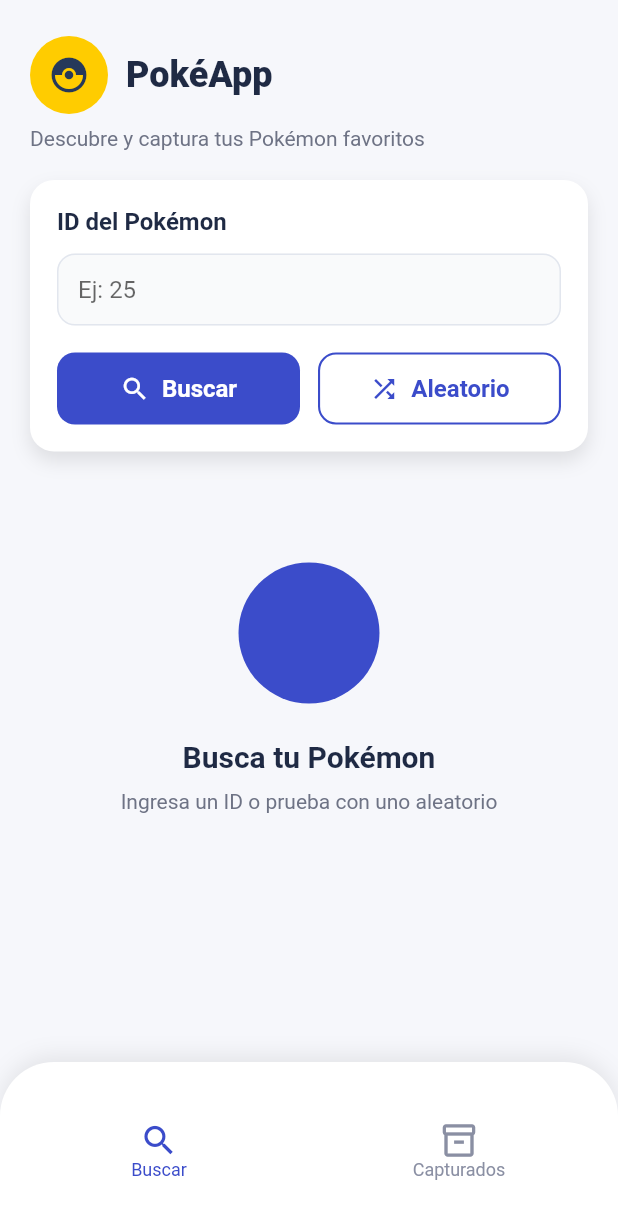
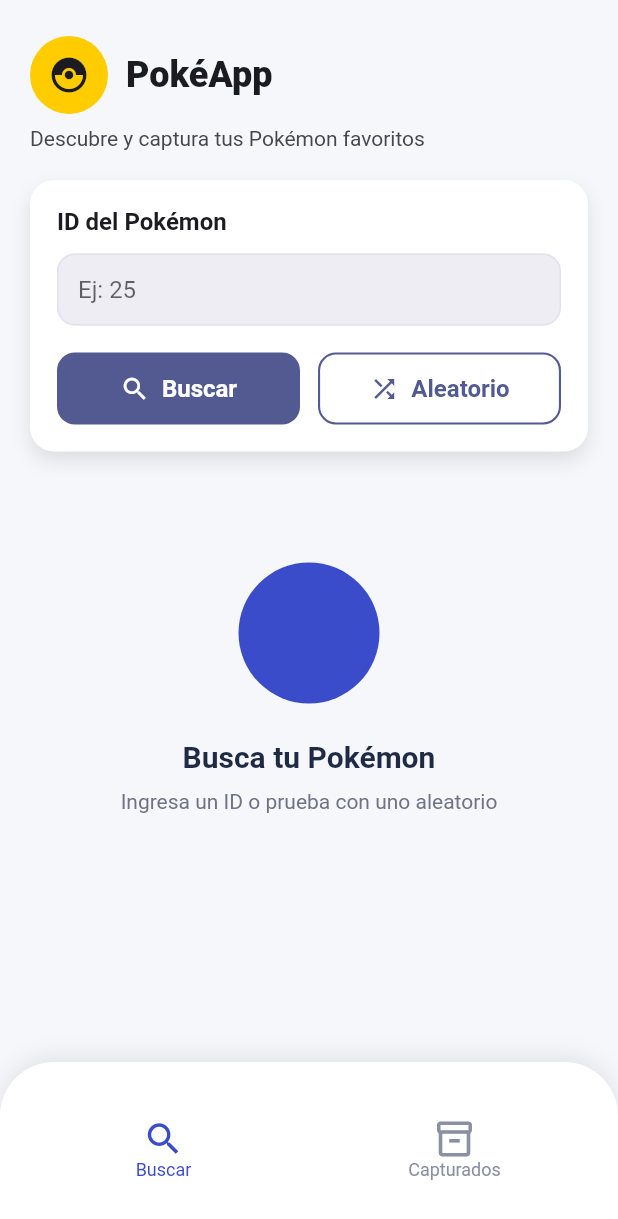
Before and after one commit to Alex-gs22/clean_architecture_poke_app, a Flutter app: the screen it shows after launch, on a phone screen of 412 x 824 dp. Shown: the top 1219 px of the screen. Run offline on Flutter 3.47's test engine with Material 3 defaults, Android fonts, the phone set to English and light mode, and no system bars; our stand-ins replace dartz, dio, flutter_bloc, get_it, hive_flutter; accounts and stored records are empty.

Commit message:
feat: Update UI components to use theme colors for improved consistency and dark mode support

```diff
--- a/lib/features/pokemons/presentation/pages/captured_pokemons_page.dart
+++ b/lib/features/pokemons/presentation/pages/captured_pokemons_page.dart
@@ -9,8 +9,9 @@ class CapturedPokemonsPage extends StatelessWidget {
 
   @override
   Widget build(BuildContext context) {
+    final background = Theme.of(context).colorScheme.background;
     return ColoredBox(
-      color: const Color(0xFFF6F7FB),
+      color: background,
       child: SafeArea(
         child: LayoutBuilder(
           builder: (context, constraints) {
--- a/lib/features/pokemons/presentation/pages/pokemon_detail_page.dart
+++ b/lib/features/pokemons/presentation/pages/pokemon_detail_page.dart
@@ -16,8 +16,9 @@ class PokemonDetailPage extends StatelessWidget {
 
   @override
   Widget build(BuildContext context) {
+    final background = Theme.of(context).colorScheme.background;
     return Scaffold(
-      backgroundColor: const Color(0xFFF6F7FB),
+      backgroundColor: background,
       appBar: const PokemonDetailHeader(),
       body: BlocConsumer<PokemonDetailBloc, PokemonDetailState>(
         listenWhen: (previous, current) =>
--- a/lib/features/pokemons/presentation/pages/search_pokemon_page.dart
+++ b/lib/features/pokemons/presentation/pages/search_pokemon_page.dart
@@ -24,8 +24,9 @@ class _SearchPokemonPageState extends State<SearchPokemonPage> {
 
   @override
   Widget build(BuildContext context) {
+    final background = Theme.of(context).colorScheme.background;
     return ColoredBox(
-      color: const Color(0xFFF6F7FB),
+      color: background,
       child: SafeArea(
         child: LayoutBuilder(
           builder: (context, constraints) {
--- a/lib/features/pokemons/presentation/widgets/search_header.dart
+++ b/lib/features/pokemons/presentation/widgets/search_header.dart
@@ -6,6 +6,7 @@ class SearchHeader extends StatelessWidget {
   @override
   Widget build(BuildContext context) {
     final theme = Theme.of(context);
+    final onBackground = theme.colorScheme.onBackground;
     return Column(
       crossAxisAlignment: CrossAxisAlignment.start,
       children: [
@@ -18,9 +19,9 @@ class SearchHeader extends StatelessWidget {
                 color: Color(0xFFFFCC00),
                 shape: BoxShape.circle,
               ),
-              child: const Icon(
+              child: Icon(
                 Icons.catching_pokemon,
-                color: Color(0xFF26395A),
+                color: onBackground,
                 size: 28,
               ),
             ),
@@ -29,7 +30,7 @@ class SearchHeader extends StatelessWidget {
               'PokéApp',
               style: theme.textTheme.headlineSmall?.copyWith(
                     fontWeight: FontWeight.w800,
-                    color: const Color(0xFF1F2A44),
+                    color: onBackground,
                   ),
             ),
           ],
@@ -38,7 +39,7 @@ class SearchHeader extends StatelessWidget {
         Text(
           'Descubre y captura tus Pokémon favoritos',
           style: theme.textTheme.bodyMedium?.copyWith(
-                color: const Color(0xFF6E7385),
+                color: theme.colorScheme.onSurfaceVariant,
               ),
         ),
       ],
--- a/lib/features/pokemons/presentation/widgets/search_input_card.dart
+++ b/lib/features/pokemons/presentation/widgets/search_input_card.dart
@@ -15,10 +15,13 @@ class SearchInputCard extends StatelessWidget {
   @override
   Widget build(BuildContext context) {
     final theme = Theme.of(context);
+    final surface = theme.colorScheme.surface;
+    final onSurface = theme.colorScheme.onSurface;
+    final surfaceVariant = theme.colorScheme.surfaceVariant;
     return Container(
       padding: const EdgeInsets.all(18),
       decoration: BoxDecoration(
-        color: Colors.white,
+        color: surface,
         borderRadius: BorderRadius.circular(16),
         boxShadow: const [
           BoxShadow(
@@ -35,7 +38,7 @@ class SearchInputCard extends StatelessWidget {
             'ID del Pokémon',
             style: theme.textTheme.titleMedium?.copyWith(
               fontWeight: FontWeight.w600,
-              color: const Color(0xFF1F2A44),
+              color: onSurface,
             ),
           ),
           const SizedBox(height: 12),
@@ -46,19 +49,19 @@ class SearchInputCard extends StatelessWidget {
             decoration: InputDecoration(
               hintText: 'Ej: 25',
               filled: true,
-              fillColor: const Color(0xFFF9FAFB),
+              fillColor: surfaceVariant.withOpacity(0.6),
               contentPadding: const EdgeInsets.symmetric(
                 horizontal: 14,
                 vertical: 14,
               ),
               enabledBorder: OutlineInputBorder(
                 borderRadius: BorderRadius.circular(12),
-                borderSide: const BorderSide(color: Color(0xFFE2E6EE)),
+                borderSide: BorderSide(color: surfaceVariant),
               ),
               focusedBorder: OutlineInputBorder(
                 borderRadius: BorderRadius.circular(12),
-                borderSide: const BorderSide(
-                  color: Color(0xFF3B4CCA),
+                borderSide: BorderSide(
+                  color: theme.colorScheme.primary,
                   width: 1.5,
                 ),
               ),
@@ -71,7 +74,7 @@ class SearchInputCard extends StatelessWidget {
                 child: ElevatedButton.icon(
                   onPressed: onSearch,
                   style: ElevatedButton.styleFrom(
-                    backgroundColor: const Color(0xFF3B4CCA),
+                    backgroundColor: theme.colorScheme.primary,
                     foregroundColor: Colors.white,
                     padding: const EdgeInsets.symmetric(vertical: 14),
                     shape: RoundedRectangleBorder(
@@ -91,9 +94,9 @@ class SearchInputCard extends StatelessWidget {
                 child: OutlinedButton.icon(
                   onPressed: onRandom,
                   style: OutlinedButton.styleFrom(
-                    foregroundColor: const Color(0xFF3B4CCA),
-                    side: const BorderSide(
-                      color: Color(0xFF3B4CCA),
+                    foregroundColor: theme.colorScheme.primary,
+                    side: BorderSide(
+                      color: theme.colorScheme.primary,
                       width: 1.4,
                     ),
                     padding: const EdgeInsets.symmetric(vertical: 14),
--- a/lib/main.dart
+++ b/lib/main.dart
@@ -22,9 +22,25 @@ class PokeApp extends StatelessWidget {
     return MaterialApp(
       debugShowCheckedModeBanner: false,
       title: 'PokéApp',
+      themeMode: ThemeMode.system,
       theme: ThemeData(
-        colorScheme: ColorScheme.fromSeed(seedColor: primary),
+        colorScheme: ColorScheme.fromSeed(
+          seedColor: primary,
+          brightness: Brightness.light,
+          background: const Color(0xFFF6F7FB),
+          surface: Colors.white,
+        ),
         scaffoldBackgroundColor: const Color(0xFFF6F7FB),
+        useMaterial3: false,
+      ),
+      darkTheme: ThemeData(
+        colorScheme: ColorScheme.fromSeed(
+          seedColor: primary,
+          brightness: Brightness.dark,
+          background: const Color(0xFF0F172A),
+          surface: const Color(0xFF111827),
+        ),
+        scaffoldBackgroundColor: const Color(0xFF0F172A),
         useMaterial3: false,
       ),
       routes: {
--- a/lib/shared/widgets/app_bottom_nav.dart
+++ b/lib/shared/widgets/app_bottom_nav.dart
@@ -12,29 +12,34 @@ class AppBottomNav extends StatelessWidget {
 
   @override
   Widget build(BuildContext context) {
+    final theme = Theme.of(context);
+    final surface = theme.colorScheme.surface;
+    final shadow = theme.brightness == Brightness.dark
+        ? Colors.black.withOpacity(0.3)
+        : const Color(0x14000000);
     return Container(
       height: 116,
-      decoration: const BoxDecoration(
-        color: Colors.white,
+      decoration: BoxDecoration(
+        color: surface,
         boxShadow: [
           BoxShadow(
-            color: Color(0x14000000),
+            color: shadow,
             blurRadius: 12,
-            offset: Offset(0, -4),
+            offset: const Offset(0, -4),
           ),
         ],
-        borderRadius: BorderRadius.only(
+        borderRadius: const BorderRadius.only(
           topLeft: Radius.circular(36),
           topRight: Radius.circular(36),
         ),
       ),
-      child: SafeArea(
+    child: SafeArea(
         top: false,
         child: Padding(
-          padding: const EdgeInsets.only(top: 8, bottom: 6, left: 6, right: 6),
+          padding: const EdgeInsets.only(top: 10, bottom: 10, left: 12, right: 12),
           child: BottomNavigationBar(
             type: BottomNavigationBarType.fixed,
-            iconSize: 26,
+            iconSize: 28,
             backgroundColor: Colors.transparent,
             elevation: 0,
             currentIndex: currentIndex,
```
Also changed, not shown: lib/features/pokemons/presentation/widgets/captured_header.dart (+9 -8 lines), lib/features/pokemons/presentation/widgets/captured_list_item.dart (+19 -16 lines), lib/features/pokemons/presentation/widgets/pokemon_card.dart (+24 -8 lines), lib/features/pokemons/presentation/widgets/pokemon_detail_stats_card.dart (+5 -4 lines), lib/features/pokemons/presentation/widgets/pokemon_detail_summary_card.dart (+11 -8 lines).
